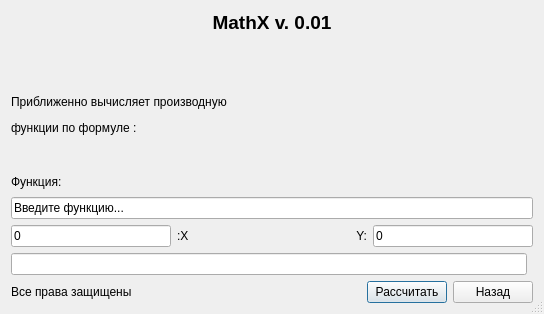
Kanst/MathXv, file difinpoint.ui: the form before one commit.
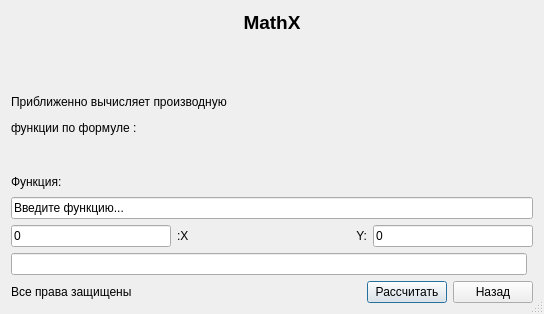
The form after the commit. Icons and pictures are not drawn.

Patch:
```diff
--- a/difinpoint.ui
+++ b/difinpoint.ui
@@ -35,7 +35,7 @@
         </font>
        </property>
        <property name="text">
-        <string>MathX v. 0.01</string>
+        <string>MathX</string>
        </property>
        <property name="textFormat">
         <enum>Qt::AutoText</enum>
```
Left out of the diff: 2 changed lines with no effect on the pictures.
